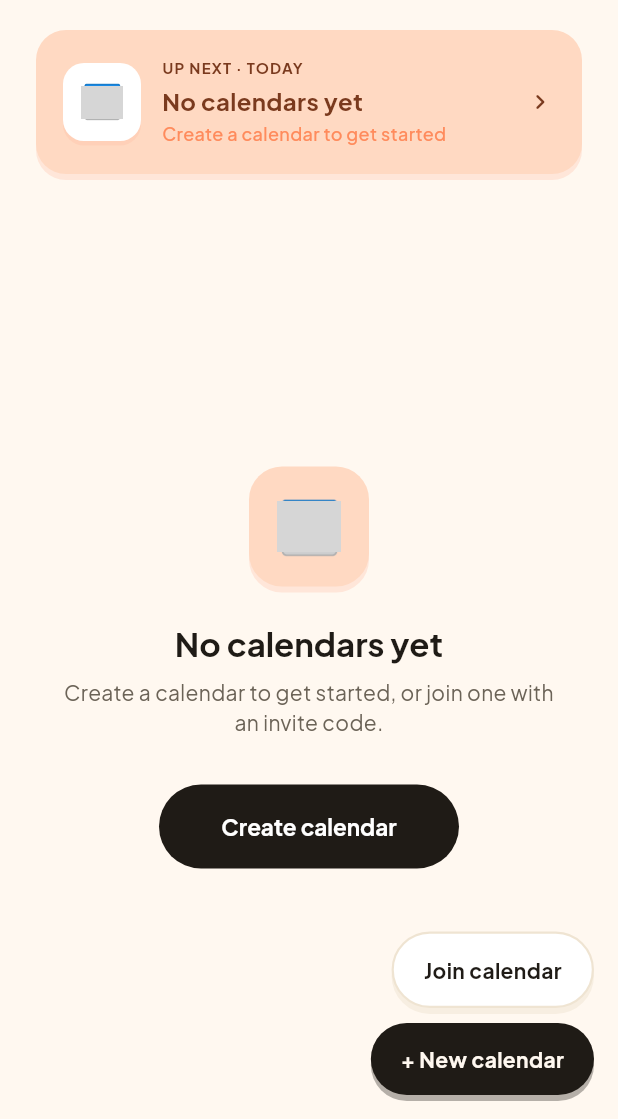
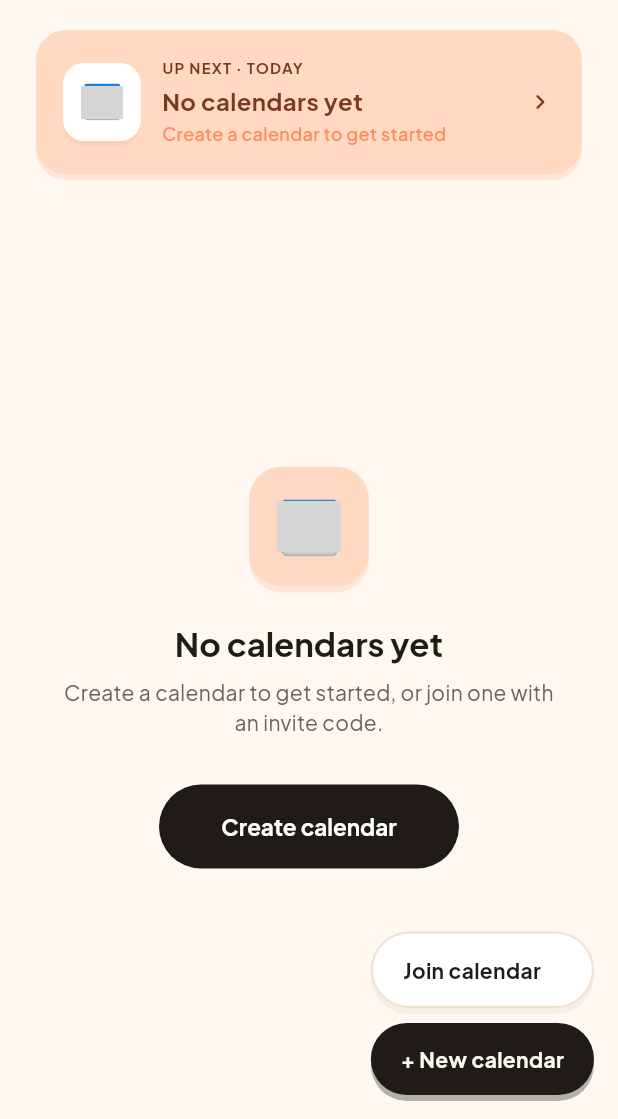
Before and after one commit to lukaspock/milo-shared-calendar, a Flutter app: the HomeScreen screen opened by its route, on a phone screen of 412 x 824 dp, the part 117-1236 px from its top. Run offline on Flutter 3.47's test engine with Material 3 defaults, Android fonts, the phone set to English and light mode, and no system bars; our stand-ins replace dio, emoji_picker_flutter, flutter_local_notifications, flutter_riverpod, go_router, google_fonts and 4 more; missing offline and left inert: device_calendar; accounts and stored records are empty; grey boxes are pictures that could not be loaded.

Commit message:
fix: join/new calendar FABs equal width via IntrinsicWidth + stretch
Co-Authored-By: Claude Sonnet 4.6 <noreply@anthropic.com>

```diff
--- a/frontend/lib/screens/home_screen.dart
+++ b/frontend/lib/screens/home_screen.dart
@@ -240,9 +240,10 @@ class HomeScreen extends ConsumerWidget {
           },
         ),
       ),
-      floatingActionButton: Column(
+      floatingActionButton: IntrinsicWidth(
+        child: Column(
           mainAxisSize: MainAxisSize.min,
-        crossAxisAlignment: CrossAxisAlignment.end,
+          crossAxisAlignment: CrossAxisAlignment.stretch,
           children: [
             _PillFAB(
               heroTag: 'join',
@@ -258,6 +259,7 @@ class HomeScreen extends ConsumerWidget {
               onTap: () => _showCreateSheet(context, ref),
             ),
           ],
+        ),
       ),
     );
   }
```
Lines whose indentation alone changed are shown as unchanged.
